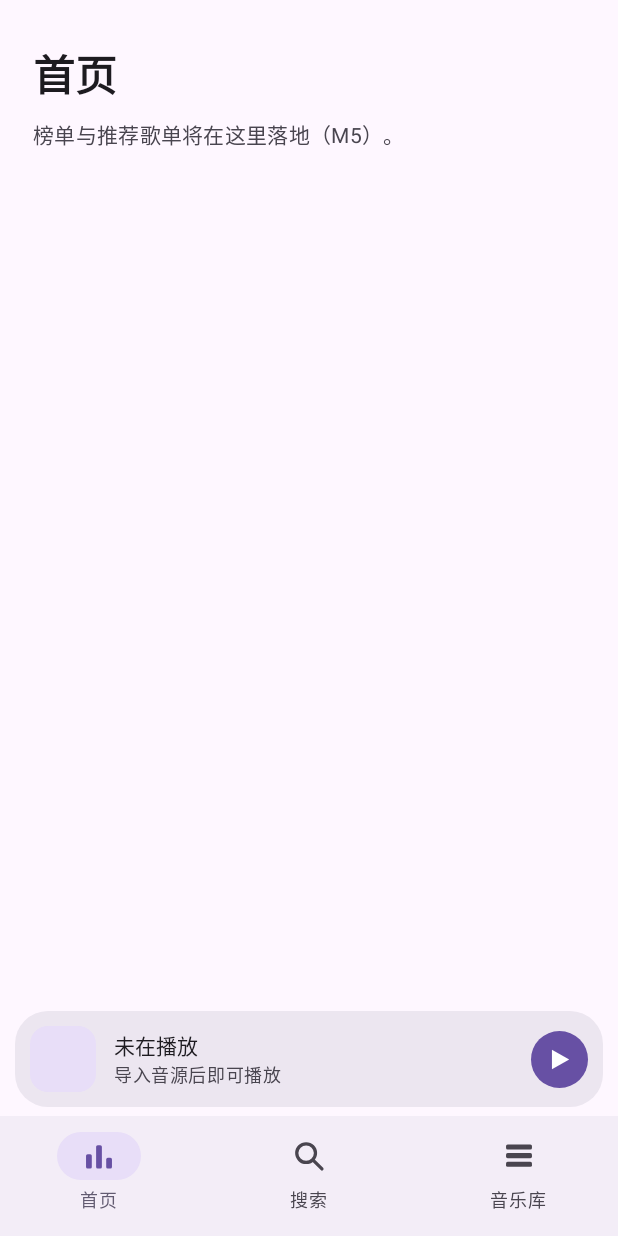
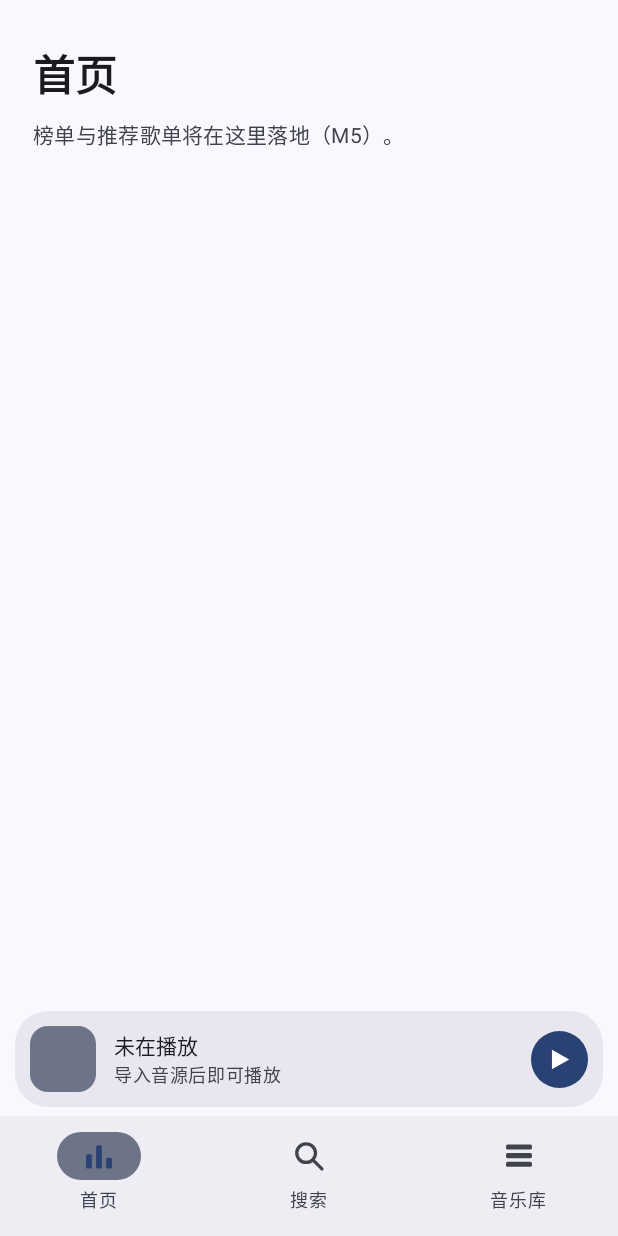
Before and after one commit to sakura-jay/Lyra-music, an Android app built with Jetpack Compose: the screen it shows after launch (MainActivity), on a phone screen of 412 x 824 dp. Run offline under Robolectric (Android 15) with nearby library versions, the light colour scheme and no system bars.

Commit message:
feat(theme): 动态取色优先，预设配色兜底
系统动态取色为默认，关闭后落到 光谱/余烬 两套预设的明暗变体；
minSdk 31 使取色无需版本判断分支（ADR-0005 的直接收益）。

squash 自 feat/theme-dynamic-color

```diff
--- a/app/src/main/java/io/github/sakurajay/lyra/MainActivity.kt
+++ b/app/src/main/java/io/github/sakurajay/lyra/MainActivity.kt
@@ -4,15 +4,15 @@ import android.os.Bundle
 import androidx.activity.ComponentActivity
 import androidx.activity.compose.setContent
 import androidx.activity.enableEdgeToEdge
-import androidx.compose.material3.MaterialTheme
 import io.github.sakurajay.lyra.ui.LyraApp
+import io.github.sakurajay.lyra.ui.theme.LyraTheme
 
 class MainActivity : ComponentActivity() {
     override fun onCreate(savedInstanceState: Bundle?) {
         enableEdgeToEdge()
         super.onCreate(savedInstanceState)
         setContent {
-            MaterialTheme {
+            LyraTheme {
                 LyraApp()
             }
         }
--- /dev/null
+++ b/app/src/main/java/io/github/sakurajay/lyra/ui/theme/Theme.kt
@@ -0,0 +1,94 @@
+package io.github.sakurajay.lyra.ui.theme
+
+import androidx.compose.foundation.isSystemInDarkTheme
+import androidx.compose.material3.ColorScheme
+import androidx.compose.material3.MaterialTheme
+import androidx.compose.material3.Typography
+import androidx.compose.material3.darkColorScheme
+import androidx.compose.material3.dynamicDarkColorScheme
+import androidx.compose.material3.dynamicLightColorScheme
+import androidx.compose.material3.lightColorScheme
+import androidx.compose.runtime.Composable
+import androidx.compose.ui.graphics.Color
+import androidx.compose.ui.platform.LocalContext
+
+/**
+ * 预设主题：按 CONTEXT.md 的定义，主题仅指配色方案，不含背景图/字体/圆角。
+ * 动态取色可用时优先动态取色，预设用于关闭动态取色的场景与设备不支持时的兜底。
+ */
+enum class PresetTheme(val label: String, val light: ColorScheme, val dark: ColorScheme) {
+    Spectrum(
+        label = "光谱",
+        light = lightColorScheme(
+            primary = Color(0xFF00696B),
+            onPrimary = Color.White,
+            primaryContainer = Color(0xFF6FF6F7),
+            onPrimaryContainer = Color(0xFF002020),
+            secondary = Color(0xFF4A6363),
+            tertiary = Color(0xFF525E7C),
+            surface = Color(0xFFDAE5E5),
+            surfaceContainer = Color(0xFFC9D4D4),
+            surfaceContainerHigh = Color(0xFFCAD2D5),
+        ),
+        dark = darkColorScheme(
+            primary = Color(0xFF4CD9DA),
+            onPrimary = Color(0xFF003737),
+            primaryContainer = Color(0xFF004F50),
+            onPrimaryContainer = Color(0xFF6FF6F7),
+            secondary = Color(0xFFB0CBCA),
+            tertiary = Color(0xFFBAC6E7),
+            surface = Color(0xFF0E1414),
+            surfaceContainer = Color(0xFF1A2020),
+            surfaceContainerHigh = Color(0xFF243030),
+        ),
+    ),
+    Ember(
+        label = "余烬",
+        light = lightColorScheme(
+            primary = Color(0xFF8A4A00),
+            onPrimary = Color.White,
+            primaryContainer = Color(0xFFFFDCC2),
+            onPrimaryContainer = Color(0xFF2D1400),
+            secondary = Color(0xFF725A46),
+            tertiary = Color(0xFF5C6430),
+            surface = Color(0xFFFFEDE0),
+            surfaceContainer = Color(0xFFF7DFCF),
+            surfaceContainerHigh = Color(0xFFF1DADA),
+        ),
+        dark = darkColorScheme(
+            primary = Color(0xFFFFB86C),
+            onPrimary = Color(0xFF492600),
+            primaryContainer = Color(0xFF683900),
+            onPrimaryContainer = Color(0xFFFFDCC2),
+            secondary = Color(0xFFD0C4B8),
+            tertiary = Color(0xFFC3CC8A),
+            surface = Color(0xFF1A130E),
+            surfaceContainer = Color(0xFF261F18),
+            surfaceContainerHigh = Color(0xFF30271F),
+        ),
+    ),
+}
+
+@Composable
+fun LyraTheme(
+    darkTheme: Boolean = isSystemInDarkTheme(),
+    useDynamicColor: Boolean = true,
+    preset: PresetTheme = PresetTheme.Spectrum,
+    content: @Composable () -> Unit,
+) {
+    // minSdk 31（ADR-0005），动态取色无需版本判断
+    val context = LocalContext.current
+    val colorScheme = when {
+        useDynamicColor -> if (darkTheme) dynamicDarkColorScheme(context) else dynamicLightColorScheme(context)
+        darkTheme -> preset.dark
+        else -> preset.light
+    }
+
+    MaterialTheme(
+        colorScheme = colorScheme,
+        typography = LyraTypography,
+        content = content,
+    )
+}
+
+private val LyraTypography = Typography()
```
